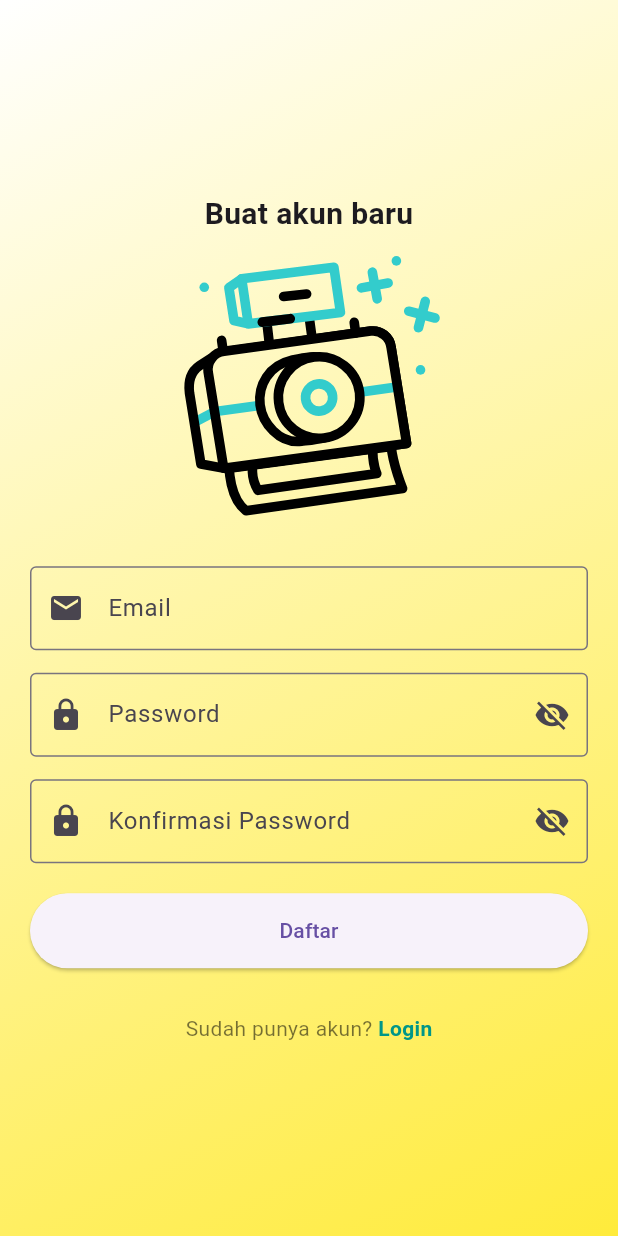
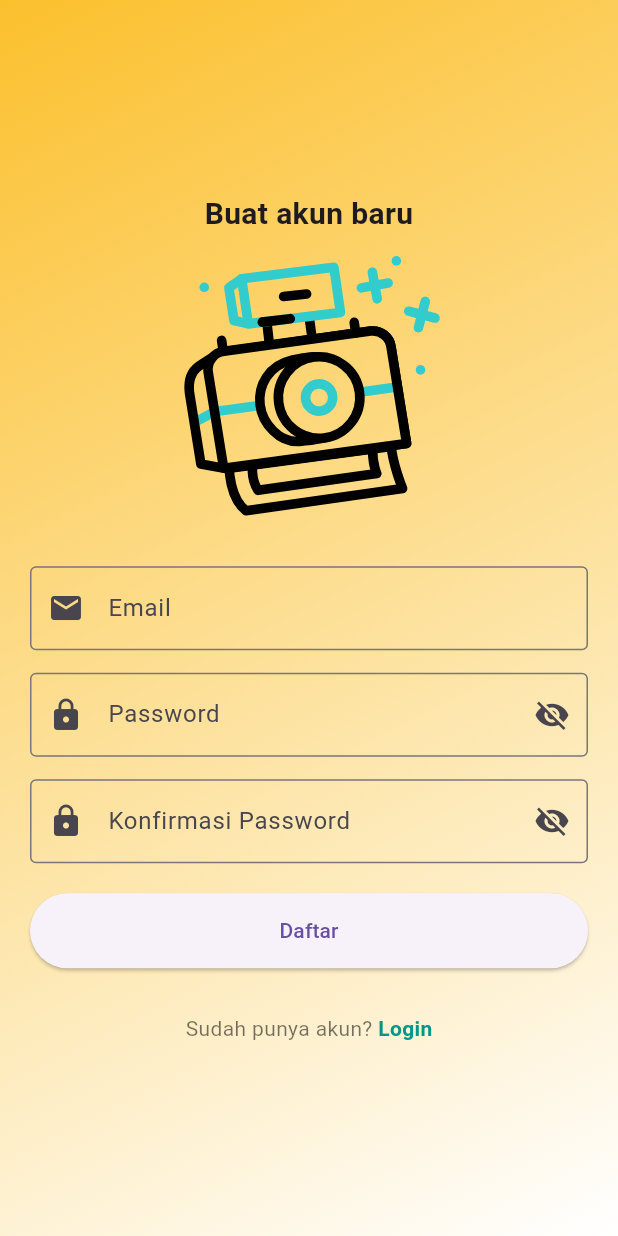
Before and after one commit to muhamadayeshaaulia/project_kelompok, a Flutter app: the MyRegis screen opened by its route, after a tap on "Daftar", after a tap on "Login", after a tap on "Daftar sekarang", on a phone screen of 412 x 824 dp. Run offline on Flutter 3.47's test engine with Material 3 defaults, Android fonts, the phone set to English and light mode, and no system bars; our stand-ins replace cloud_firestore, firebase_auth, firebase_core, flutter_dotenv, font_awesome_flutter, image_cropper and 4 more; missing offline and left inert: gal; accounts and stored records are empty.

Commit message:
merubah warna gradient pada from register dan from login agar selaras dengan warna lainnya

```diff
--- a/lib/screen/login.dart
+++ b/lib/screen/login.dart
@@ -71,7 +71,7 @@ class _MyLoginState extends State<MyLogin> {
               height: MediaQuery.of(context).size.height,
               decoration: const BoxDecoration(
                 gradient: LinearGradient(
-                  colors: [Colors.white, Colors.yellow],
+                  colors: [Color.fromRGBO(251, 192, 45, 1), Colors.white],
                   begin: Alignment.topLeft,
                   end: Alignment.bottomRight,
                 ),
--- a/lib/screen/profile_page.dart
+++ b/lib/screen/profile_page.dart
@@ -537,7 +537,7 @@ class _ProfilePageState extends State<ProfilePage> {
               ? TextField(
                   controller: socialMediaCtrl,
                   decoration: InputDecoration(
-                    hintText: "github.com/user, ...",
+                    hintText: "gunakan ',' untuk memisahkan link",
                     filled: true,
                     fillColor: Colors.grey[100],
                     border: OutlineInputBorder(
--- a/lib/screen/register.dart
+++ b/lib/screen/register.dart
@@ -115,7 +115,7 @@ class _MyRegisState extends State<MyRegis> {
           height: MediaQuery.of(context).size.height,
           decoration: const BoxDecoration(
             gradient: LinearGradient(
-              colors: [Colors.white, Colors.yellow],
+              colors: [Color.fromRGBO(251, 192, 45, 1), Colors.white],
               begin: Alignment.topLeft,
               end: Alignment.bottomRight,
             ),
```
